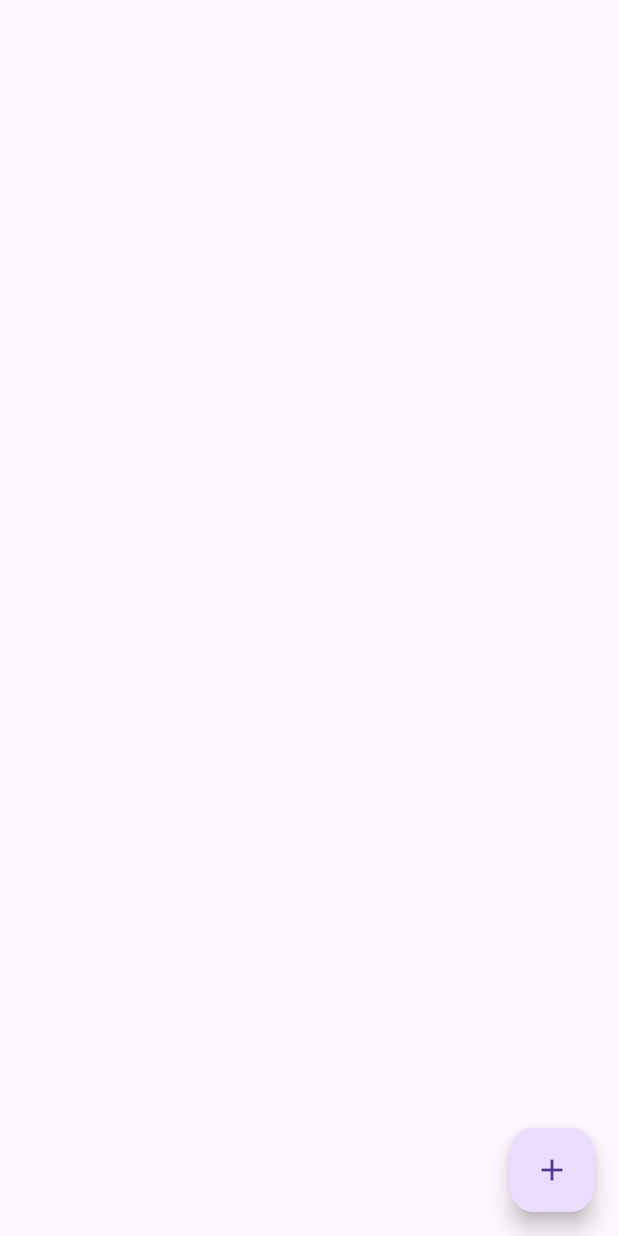
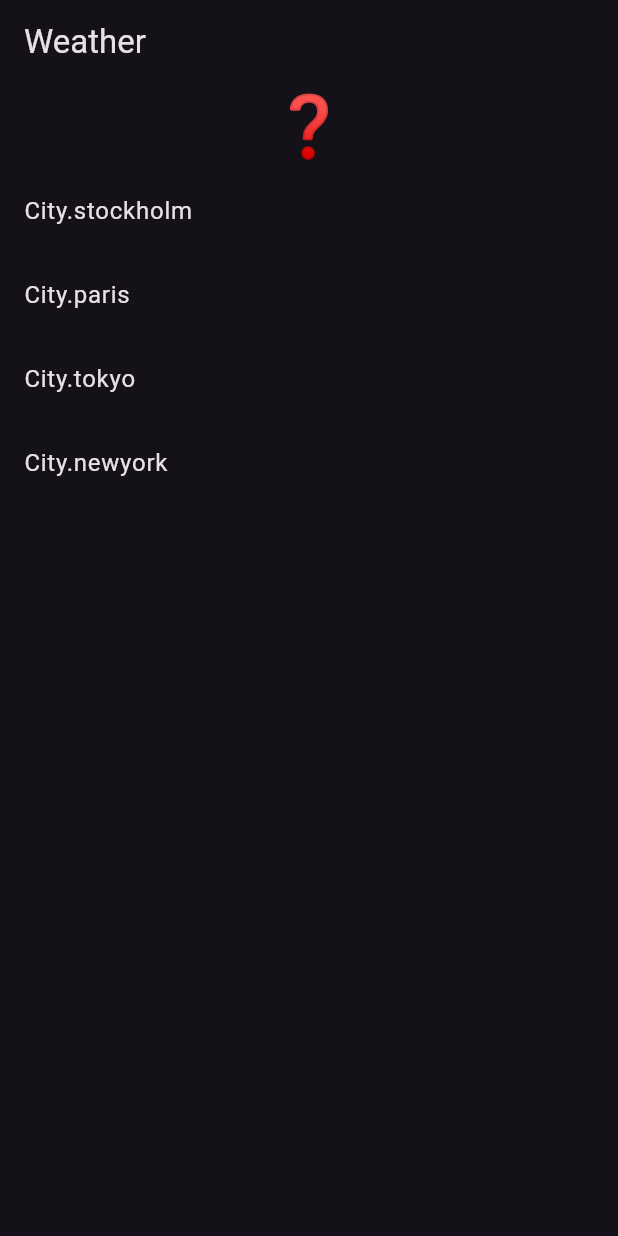
Before and after one commit to bara-shaban/Flutter-state-management-vanilla-, a Flutter app: the screen it shows after launch, on a phone screen of 412 x 824 dp. Run offline on Flutter 3.47's test engine with Material 3 defaults, Android fonts, the light colour scheme and no system bars; our stand-ins replace flutter_riverpod, hooks_riverpod.

Commit message:
new changes on everything to learn riverpod and for now i learned about the state/future and reguler providers, got to know about the asyncValues, learned a new thing called typedef it's like an alias and the ConsumerWidget and it's widgetRef that helps me to read and write data into the providers depending on what function i am using with it

```diff
--- a/lib/main.dart
+++ b/lib/main.dart
@@ -1,132 +1,114 @@
+// ignore_for_file: unreachable_from_main, public_member_api_docs
 import 'package:flutter/material.dart';
-import 'package:uuid/uuid.dart';
+import 'package:flutter_riverpod/flutter_riverpod.dart';
+import 'package:hooks_riverpod/legacy.dart';
 
 void main() {
   runApp(
-    MaterialApp(
-      initialRoute: '/',
-      routes: {
-        '/': (context) => const HomePage(),
-        '/new-contact': (context) => const NewContactView(),
-      },
+    ProviderScope(
+      child: const App(),
     ),
   );
 }
 
-class MyApp extends StatelessWidget {
-  const MyApp({super.key});
+extension OptionalInfixAddition<T extends num> on T? {
+  T? operator +(T? other) {
+    final shadow = this;
+    if (shadow != null) {
+      return shadow + (other ?? 0) as T;
+    } else {
+      return null;
+    }
+  }
+}
+
+enum City {
+  stockholm,
+  paris,
+  tokyo,
+  newyork,
+}
+
+typedef WeatherEmoji = String;
+
+Future<WeatherEmoji> getWeather(City city) async {
+  return Future.delayed(
+    const Duration(seconds: 1),
+    () => {
+      City.stockholm: '☁️',
+      City.paris: '🌧️',
+      City.tokyo: '🌞',
+    }[city]!,
+  );
+}
+
+const String unknownWeatherEmoji = '❓';
+
+/// UI writes to this and reads from this
+final currentCityProvider = StateProvider<City?>(
+  (ref) => null,
+);
+
+/// UI reads from this
+final weatherProvider = FutureProvider<WeatherEmoji>((ref) async {
+  final city = ref.watch(currentCityProvider);
+  if (city != null) {
+    return getWeather(city);
+  } else {
+    return unknownWeatherEmoji;
+  }
+});
+
+class App extends StatelessWidget {
+  const App({super.key});
+
   @override
   Widget build(BuildContext context) {
     return MaterialApp(
-      theme: ThemeData(
-        colorScheme: ColorScheme.fromSeed(seedColor: Colors.deepPurple),
-      ),
+      darkTheme: ThemeData.dark(),
+      themeMode: ThemeMode.dark,
       debugShowCheckedModeBanner: false,
       home: const HomePage(),
     );
   }
 }
 
-class ContactBook extends ValueNotifier<List<Contact>> {
-  ContactBook._sharedInstance() : super([]);
-  static final ContactBook _shared = ContactBook._sharedInstance();
-
-  factory ContactBook() => _shared;
-
-  int get length => value.length;
-
-  void addContact(Contact contact) {
-    final contacts = [...value];
-    contacts.add(contact);
-    value = contacts;
-  }
-
-  void removeContact(Contact contact) {
-    final contacts = [...value];
-    if (!contacts.contains(contact)) return;
-    contacts.remove(contact);
-    value = contacts;
-  }
-
-  Contact? contact({required int atIndex}) =>
-      value.length > atIndex ? value[atIndex] : null;
-}
-
-class Contact {
-  final String name;
-  final String id;
-  Contact({required this.name}) : id = const Uuid().v4();
-}
-
-class HomePage extends StatelessWidget {
+class HomePage extends ConsumerWidget {
   const HomePage({super.key});
 
   @override
-  Widget build(BuildContext context) {
+  Widget build(BuildContext context, WidgetRef ref) {
+    final currentWeather = ref.watch(
+      weatherProvider,
+    );
     return Scaffold(
-      body: ValueListenableBuilder(
-        valueListenable: ContactBook(),
-        builder: (context, value, child) {
-          return ListView.builder(
-            itemCount: value.length,
-            itemBuilder: (context, index) {
-              final contact = value[index];
-              return ListTile(title: Text(contact.name));
-            },
-          );
-        },
-      ),
-      floatingActionButton: FloatingActionButton(
-        onPressed: () async {
-          ContactBook._shared.addContact(
-            Contact(name: 'Contact ${ContactBook._shared.length + 1}'),
-          );
-        },
-        child: const Icon(Icons.add),
-      ),
-    );
-  }
-}
-
-class NewContactView extends StatefulWidget {
-  const NewContactView({super.key});
-
-  @override
-  State<NewContactView> createState() => _NewContactViewState();
-}
-
-class _NewContactViewState extends State<NewContactView> {
-  late final TextEditingController _textController;
-
-  @override
-  void initState() {
-    super.initState();
-    _textController = TextEditingController();
-  }
-
-  @override
-  void dispose() {
-    _textController.dispose();
-    super.dispose();
-  }
-
-  @override
-  Widget build(BuildContext context) {
-    return Scaffold(
-      appBar: AppBar(title: const Text('Add new Contact')),
+      appBar: AppBar(title: const Text('Weather')),
       body: Column(
         children: [
-          TextField(
-            controller: _textController,
-            decoration: const InputDecoration(hintText: 'Enter contact name'),
+          currentWeather.when(
+            data: (data) => Text(data, style: const TextStyle(fontSize: 40)),
+            loading: () => const Padding(
+              padding: EdgeInsets.all(8),
+              child: CircularProgressIndicator(),
+            ),
+            error: (error, stack) => const Text('Error loading weather'),
           ),
-          TextButton(
-            onPressed: () {
-              final contactName = Contact(name: _textController.text);
-              ContactBook().addContact(contactName);
-              Navigator.pop(context);
-            },
-            child: const Text('Add'),
+          Expanded(
+            child: ListView.builder(
+              itemCount: City.values.length,
+              itemBuilder: (context, index) {
+                final city = City.values[index];
+                final isSelected = city == ref.watch(currentCityProvider);
+                return ListTile(
+                  title: Text(
+                    city.toString(),
+                  ),
+                  trailing: isSelected ? const Icon(Icons.check) : null,
+                  onTap: () =>
+                      ref.read(currentCityProvider.notifier).state = city,
+                );
+              },
+            ),
           ),
         ],
       ),
--- a/pubspec.yaml
+++ b/pubspec.yaml
@@ -35,6 +35,9 @@ dependencies:
   # Use with the CupertinoIcons class for iOS style icons.
   cupertino_icons: ^1.0.8
   uuid: ^4.5.1
+  flutter_hooks: ^0.21.3+1
+  hooks_riverpod: ^3.0.3
+  flutter_riverpod: ^3.0.3
 
 dev_dependencies:
   flutter_test:
@@ -46,6 +49,7 @@ dev_dependencies:
   # package. See that file for information about deactivating specific lint
   # rules and activating additional ones.
   flutter_lints: ^5.0.0
+  very_good_analysis: ^10.0.0
 
 # For information on the generic Dart part of this file, see the
 # following page: https://dart.dev/tools/pub/pubspec
```
Also changed, not shown: analysis_options.yaml (+14 -24 lines), pubspec.lock, 2 other files.
